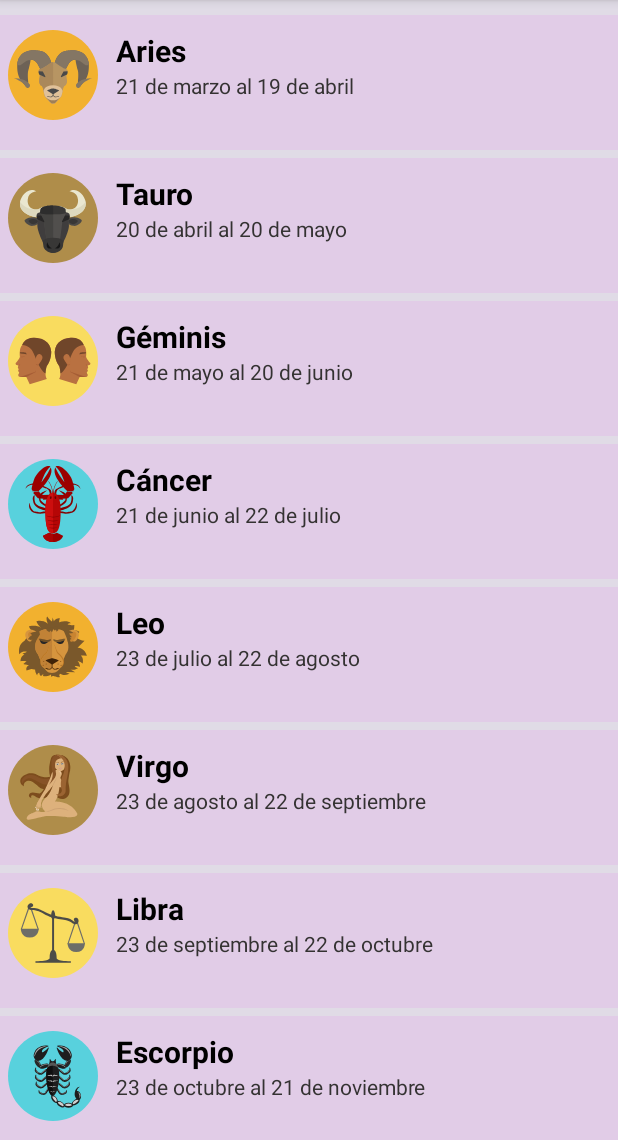
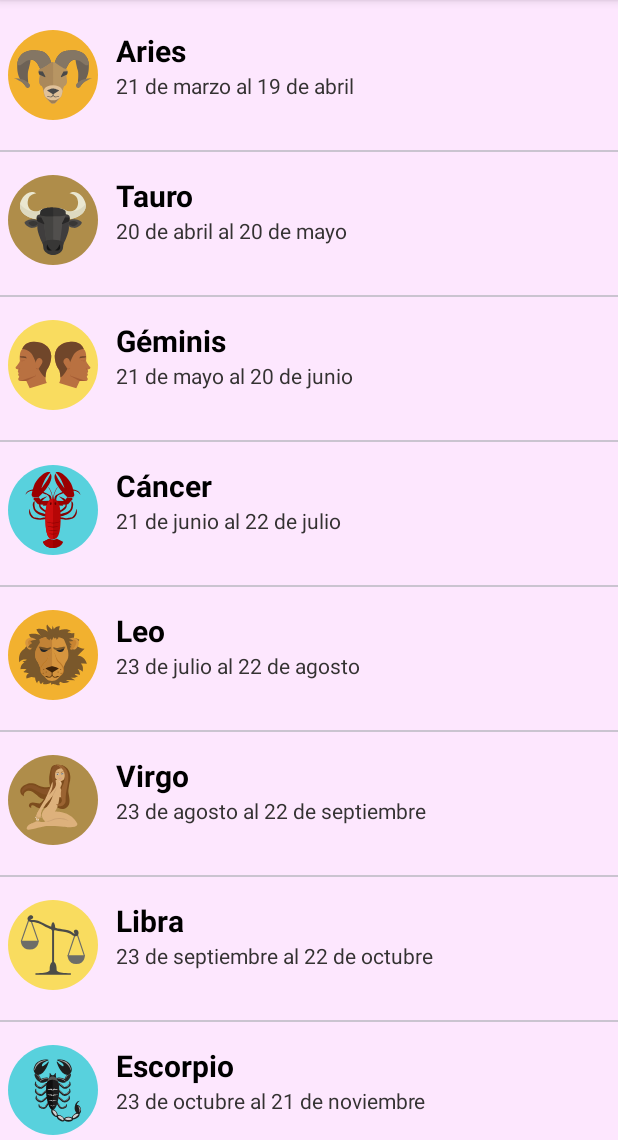
Before and after one commit to Wellington-Esteban-Romero/Horoscope, an Android app: the screen it shows after launch (MainActivity), on a phone screen of 412 x 824 dp, the part 96-1236 px from its top. Run offline under Robolectric (Android 15) with nearby library versions, the phone set to English and light mode, and no system bars.

Commit message:
add string add new activity_details_horoscope.xml

```diff
--- a/app/src/main/AndroidManifest.xml
+++ b/app/src/main/AndroidManifest.xml
@@ -13,6 +13,9 @@
         android:theme="@style/Theme.Horoscope"
         tools:targetApi="31">
         <activity
+            android:name=".DetailsHoroscope"
+            android:exported="false" />
+        <activity
             android:name=".MainActivity"
             android:exported="true">
             <intent-filter>
--- a/app/src/main/java/com/horoscope/MainActivity.kt
+++ b/app/src/main/java/com/horoscope/MainActivity.kt
@@ -35,7 +35,7 @@ class MainActivity : AppCompatActivity() {
             insets
         }
 
-        var supportActionBar = getSupportActionBar();
+        var supportActionBar = supportActionBar;
         supportActionBar?.setDisplayShowHomeEnabled(true);
         supportActionBar?.setLogo(R.drawable.ic_zodiac);
         supportActionBar?.setDisplayUseLogoEnabled(true);
@@ -49,6 +49,7 @@ class MainActivity : AppCompatActivity() {
             layoutManager = LinearLayoutManager(this@MainActivity)
             adapter = horoscopeAdapter
         }
+        getSupportActionBarHoroscope()
     }
 
     override fun onCreateOptionsMenu(menu: Menu): Boolean {
@@ -81,10 +82,17 @@ class MainActivity : AppCompatActivity() {
         }
 
         if (filteredList.isEmpty()) {
-            Toast.makeText(this, "No se encuentra el horoscopo", Toast.LENGTH_SHORT).show()
+            Toast.makeText(this, getText(R.string.no_search), Toast.LENGTH_SHORT).show()
         } else {
             horoscopeAdapter.filterList(filteredList)
         }
     }
 
+    private fun getSupportActionBarHoroscope () {
+        var supportActionBar = supportActionBar;
+        supportActionBar?.setDisplayShowHomeEnabled(true);
+        supportActionBar?.setLogo(R.drawable.ic_zodiac);
+        supportActionBar?.setDisplayUseLogoEnabled(true);
+    }
+
 }
--- a/app/src/main/res/layout/activity_main.xml
+++ b/app/src/main/res/layout/activity_main.xml
@@ -5,7 +5,7 @@
     android:layout_width="match_parent"
     android:layout_height="match_parent"
     android:orientation="vertical"
-    android:background="#E0DBE6"
+    android:background="#11EF05EF"
     tools:context="com.horoscope.MainActivity">
 
     <LinearLayout
@@ -17,7 +17,6 @@
         <androidx.recyclerview.widget.RecyclerView
             android:id="@+id/rvHoroscope"
             android:layout_width="match_parent"
-            tools:listitem="@layout/item_horoscopo"
             android:layout_height="match_parent">
 
         </androidx.recyclerview.widget.RecyclerView>
--- a/app/src/main/res/layout/item_horoscopo.xml
+++ b/app/src/main/res/layout/item_horoscopo.xml
@@ -3,7 +3,6 @@
     android:layout_width="match_parent"
     android:layout_height="wrap_content"
     android:orientation="vertical"
-    android:background="#11EF05EF"
     android:layout_marginBottom="5dp">
 
     <LinearLayout
@@ -49,4 +48,8 @@
 
     </LinearLayout>
 
+    <com.google.android.material.divider.MaterialDivider
+        android:layout_width="match_parent"
+        android:layout_height="match_parent"
+></com.google.android.material.divider.MaterialDivider>
 </LinearLayout>
--- a/app/src/main/res/values/strings.xml
+++ b/app/src/main/res/values/strings.xml
@@ -26,4 +26,6 @@
     <string name="date_capripornio">22 de diciembre al 19 de enero</string>
     <string name="date_acuario">20 de enero al 18 de febrero</string>
     <string name="date_piscis">19 de febrero al 20 de marzo</string>
+
+    <string name="no_search">No se encuentra el horoscopo</string>
 </resources>
```
Also changed, not shown: app/src/main/java/com/horoscope/DetailsHoroscope.kt (added, +20 -0 lines), app/src/main/res/layout/activity_details_horoscope.xml (added, +10 -0 lines).
